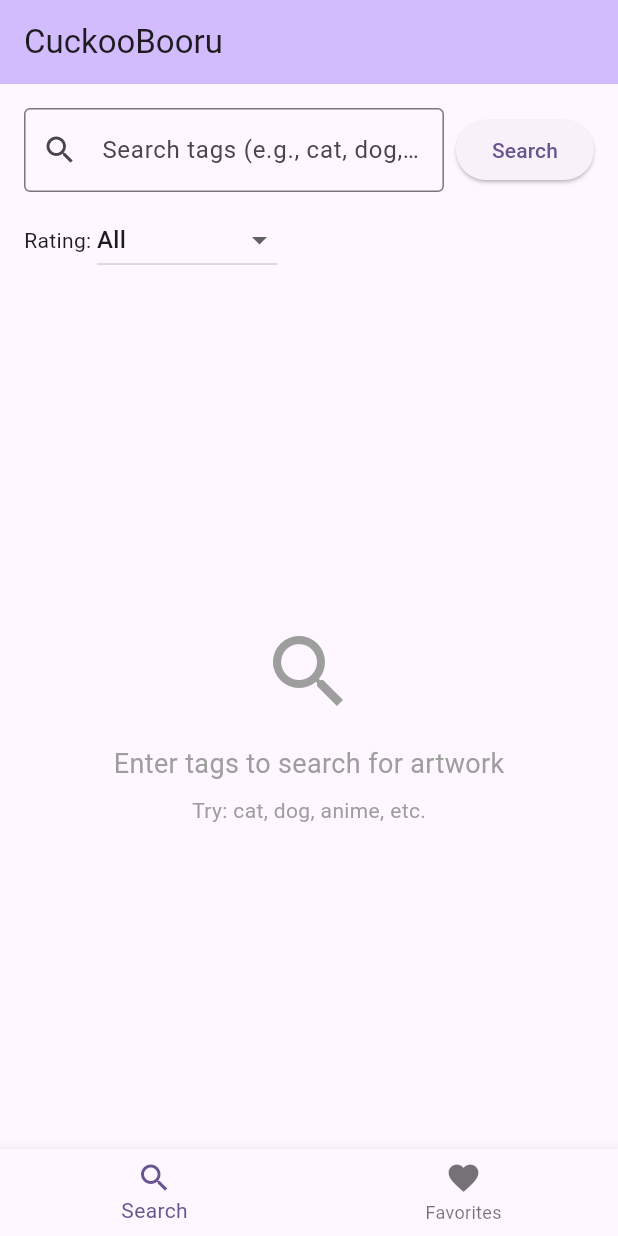
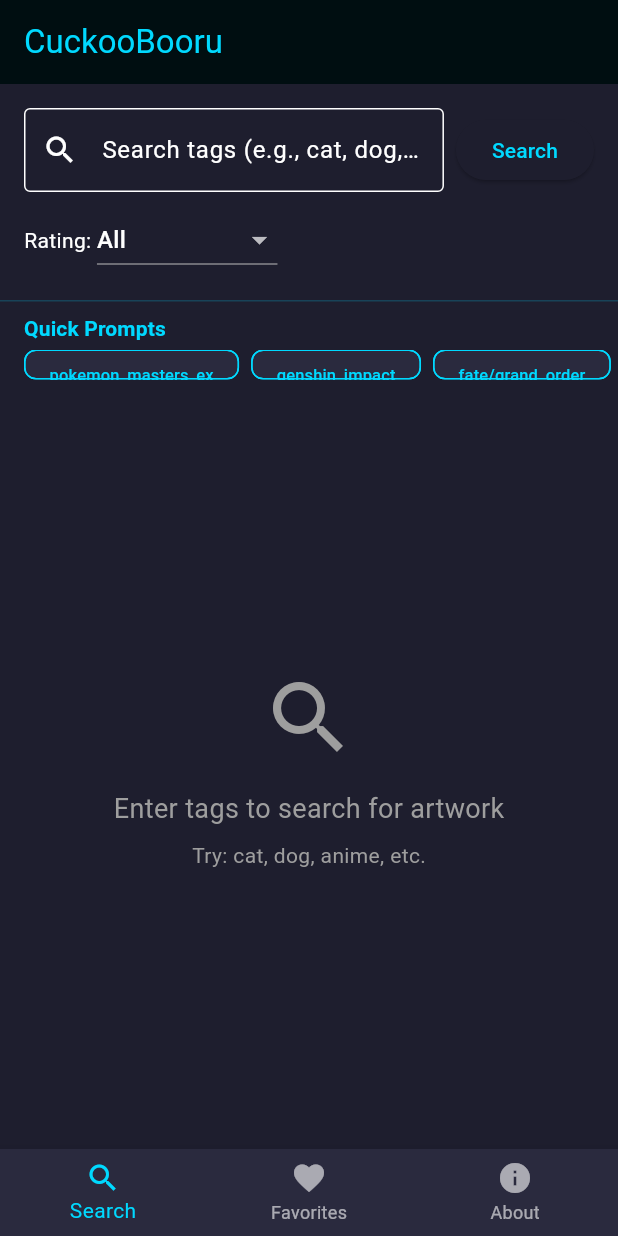
Before and after one commit to Vinceli2401/cuckoo_booru, a Flutter app: the screen it shows after launch, on a phone screen of 412 x 824 dp. Run offline on Flutter 3.47's test engine with Material 3 defaults, Android fonts, the light colour scheme and no system bars; our stand-ins replace cached_network_image.

Commit message:
feat: change layout and theme

```diff
--- a/lib/main.dart
+++ b/lib/main.dart
@@ -10,6 +10,11 @@ void main() {
 class CuckooBooruApp extends StatelessWidget {
   const CuckooBooruApp({super.key});
 
+  // Custom color scheme with deepslate black and neon blue
+  static const Color deepslateBlack = Color(0xFF1E1E2E);
+  static const Color neonBlue = Color(0xFF00D9FF);
+  static const Color darkSlate = Color(0xFF2A2A3E);
+
   @override
   Widget build(BuildContext context) {
     return ChangeNotifierProvider(
@@ -19,19 +24,30 @@ class CuckooBooruApp extends StatelessWidget {
         debugShowCheckedModeBanner: false,
         theme: ThemeData(
           useMaterial3: true,
-          colorScheme: ColorScheme.fromSeed(
-            seedColor: Colors.deepPurple,
-            brightness: Brightness.light,
+          colorScheme: ColorScheme.dark(
+            primary: neonBlue,
+            secondary: neonBlue,
+            surface: deepslateBlack,
+            onPrimary: Colors.black,
+            onSecondary: Colors.black,
+            onSurface: Colors.white,
+            primaryContainer: darkSlate,
+            onPrimaryContainer: neonBlue,
+            onSecondaryContainer: Colors.white70,
+          ),
+          scaffoldBackgroundColor: deepslateBlack,
+          cardColor: darkSlate,
+          appBarTheme: AppBarTheme(
+            backgroundColor: darkSlate,
+            foregroundColor: neonBlue,
+            elevation: 2,
+          ),
+          bottomNavigationBarTheme: BottomNavigationBarThemeData(
+            backgroundColor: darkSlate,
+            selectedItemColor: neonBlue,
+            unselectedItemColor: Colors.white60,
           ),
         ),
-        darkTheme: ThemeData(
-          useMaterial3: true,
-          colorScheme: ColorScheme.fromSeed(
-            seedColor: Colors.deepPurple,
-            brightness: Brightness.dark,
-          ),
-        ),
-        themeMode: ThemeMode.system,
         home: const HomeScreen(),
       ),
     );
--- a/lib/ui/screens/home_screen.dart
+++ b/lib/ui/screens/home_screen.dart
@@ -3,6 +3,7 @@ import 'package:provider/provider.dart';
 import 'package:cuckoo_booru/ui/providers/app_state.dart';
 import 'package:cuckoo_booru/ui/screens/search_screen.dart';
 import 'package:cuckoo_booru/ui/screens/favorites_screen.dart';
+import 'package:cuckoo_booru/ui/screens/about_screen.dart';
 
 class HomeScreen extends StatefulWidget {
   const HomeScreen({super.key});
@@ -17,6 +18,7 @@ class _HomeScreenState extends State<HomeScreen> {
   final List<Widget> _screens = [
     const SearchScreen(),
     const FavoritesScreen(),
+    const AboutScreen(),
   ];
 
   @override
@@ -33,6 +35,7 @@ class _HomeScreenState extends State<HomeScreen> {
     return Scaffold(
       body: _screens[_currentIndex],
       bottomNavigationBar: BottomNavigationBar(
+        type: BottomNavigationBarType.fixed,
         currentIndex: _currentIndex,
         onTap: (index) {
           setState(() {
@@ -45,14 +48,12 @@ class _HomeScreenState extends State<HomeScreen> {
           }
         },
         items: const [
-          BottomNavigationBarItem(
-            icon: Icon(Icons.search),
-            label: 'Search',
-          ),
+          BottomNavigationBarItem(icon: Icon(Icons.search), label: 'Search'),
           BottomNavigationBarItem(
             icon: Icon(Icons.favorite),
             label: 'Favorites',
           ),
+          BottomNavigationBarItem(icon: Icon(Icons.info), label: 'About'),
         ],
       ),
     );
--- a/lib/ui/screens/search_screen.dart
+++ b/lib/ui/screens/search_screen.dart
@@ -14,6 +14,22 @@ class _SearchScreenState extends State<SearchScreen> {
   final TextEditingController _searchController = TextEditingController();
   final ScrollController _scrollController = ScrollController();
   String _selectedRating = 'all';
+
+  // Quick prompt suggestions
+  final List<String> _quickPrompts = [
+    'pokemon_masters_ex',
+    'genshin_impact',
+    'fate/grand_order',
+    'azur_lane',
+    'blue_archive',
+    'honkai_impact_3rd',
+    'arknights',
+    'touhou',
+    'kantai_collection',
+    'fire_emblem',
+    'final_fantasy',
+    'league_of_legends',
+  ];
 
   @override
   void initState() {
@@ -39,11 +55,13 @@ class _SearchScreenState extends State<SearchScreen> {
   void _performSearch() {
     final tags = _searchController.text.trim();
     if (tags.isNotEmpty) {
-      context.read<AppState>().searchPosts(
-        tags: tags,
-        rating: _selectedRating,
-      );
+      context.read<AppState>().searchPosts(tags: tags, rating: _selectedRating);
     }
+  }
+
+  void _searchPrompt(String prompt) {
+    _searchController.text = prompt;
+    context.read<AppState>().searchPosts(tags: prompt, rating: _selectedRating);
   }
 
   @override
@@ -56,8 +74,18 @@ class _SearchScreenState extends State<SearchScreen> {
       body: Column(
         children: [
           // Search Bar
-          Padding(
+          Container(
             padding: const EdgeInsets.all(16.0),
+            decoration: BoxDecoration(
+              color: Theme.of(context).colorScheme.surface,
+              border: Border(
+                bottom: BorderSide(
+                  color: Theme.of(
+                    context,
+                  ).colorScheme.primary.withValues(alpha: 0.2),
+                ),
+              ),
+            ),
             child: Column(
               children: [
                 Row(
@@ -95,11 +123,67 @@ class _SearchScreenState extends State<SearchScreen> {
                       items: const [
                         DropdownMenuItem(value: 'all', child: Text('All')),
                         DropdownMenuItem(value: 's', child: Text('Safe')),
-                        DropdownMenuItem(value: 'q', child: Text('Questionable')),
+                        DropdownMenuItem(
+                          value: 'q',
+                          child: Text('Questionable'),
+                        ),
                         DropdownMenuItem(value: 'e', child: Text('Explicit')),
                       ],
                     ),
                   ],
+                ),
+              ],
+            ),
+          ),
+
+          // Quick Prompts
+          Container(
+            height: 60,
+            padding: const EdgeInsets.symmetric(vertical: 8.0),
+            child: Column(
+              crossAxisAlignment: CrossAxisAlignment.start,
+              children: [
+                Padding(
+                  padding: const EdgeInsets.symmetric(horizontal: 16.0),
+                  child: Text(
+                    'Quick Prompts',
+                    style: Theme.of(context).textTheme.titleSmall?.copyWith(
+                      color: Theme.of(context).colorScheme.primary,
+                      fontWeight: FontWeight.bold,
+                    ),
+                  ),
+                ),
+                const SizedBox(height: 4),
+                Expanded(
+                  child: ListView.builder(
+                    scrollDirection: Axis.horizontal,
+                    padding: const EdgeInsets.symmetric(horizontal: 12.0),
+                    itemCount: _quickPrompts.length,
+                    itemBuilder: (context, index) {
+                      final prompt = _quickPrompts[index];
+                      return Padding(
+                        padding: const EdgeInsets.symmetric(horizontal: 4.0),
+                        child: ActionChip(
+                          label: Text(
+                            prompt,
+                            style: const TextStyle(fontSize: 11),
+                          ),
+                          onPressed: () => _searchPrompt(prompt),
+                          backgroundColor: Theme.of(
+                            context,
+                          ).colorScheme.primaryContainer,
+                          side: BorderSide(
+                            color: Theme.of(context).colorScheme.primary,
+                          ),
+                          labelStyle: TextStyle(
+                            color: Theme.of(
+                              context,
+                            ).colorScheme.onPrimaryContainer,
+                          ),
+                        ),
+                      );
+                    },
+                  ),
                 ),
               ],
             ),
@@ -158,25 +242,16 @@ class _SearchScreenState extends State<SearchScreen> {
                     child: Column(
                       mainAxisAlignment: MainAxisAlignment.center,
                       children: [
-                        Icon(
-                          Icons.search,
-                          size: 64,
-                          color: Colors.grey,
-                        ),
+                        Icon(Icons.search, size: 64, color: Colors.grey),
                         SizedBox(height: 16),
                         Text(
                           'Enter tags to search for artwork',
-                          style: TextStyle(
-                            fontSize: 18,
-                            color: Colors.grey,
-                          ),
+                          style: TextStyle(fontSize: 18, color: Colors.grey),
                         ),
                         SizedBox(height: 8),
                         Text(
                           'Try: cat, dog, anime, etc.',
-                          style: TextStyle(
-                            color: Colors.grey,
-                          ),
+                          style: TextStyle(color: Colors.grey),
                         ),
                       ],
                     ),
```
Also changed, not shown: lib/ui/screens/about_screen.dart (added, +157 -0 lines), lib/ui/widgets/artwork_detail_screen.dart (+58 -33 lines), lib/ui/widgets/artwork_grid.dart (+100 -55 lines), 1 other file.
